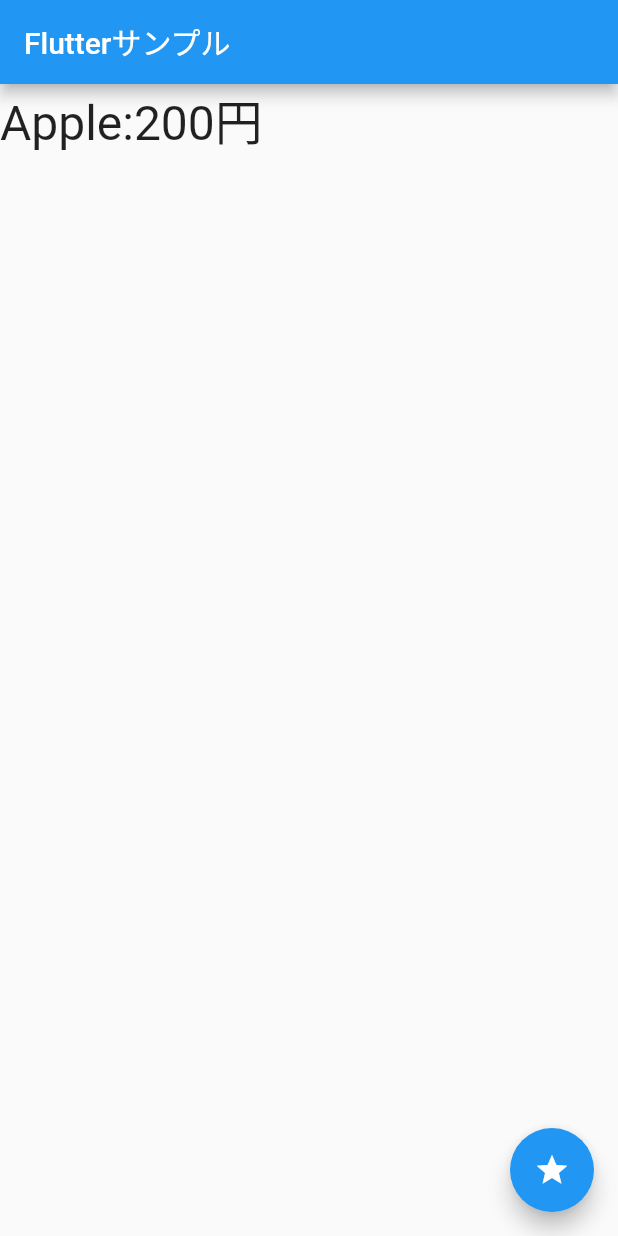
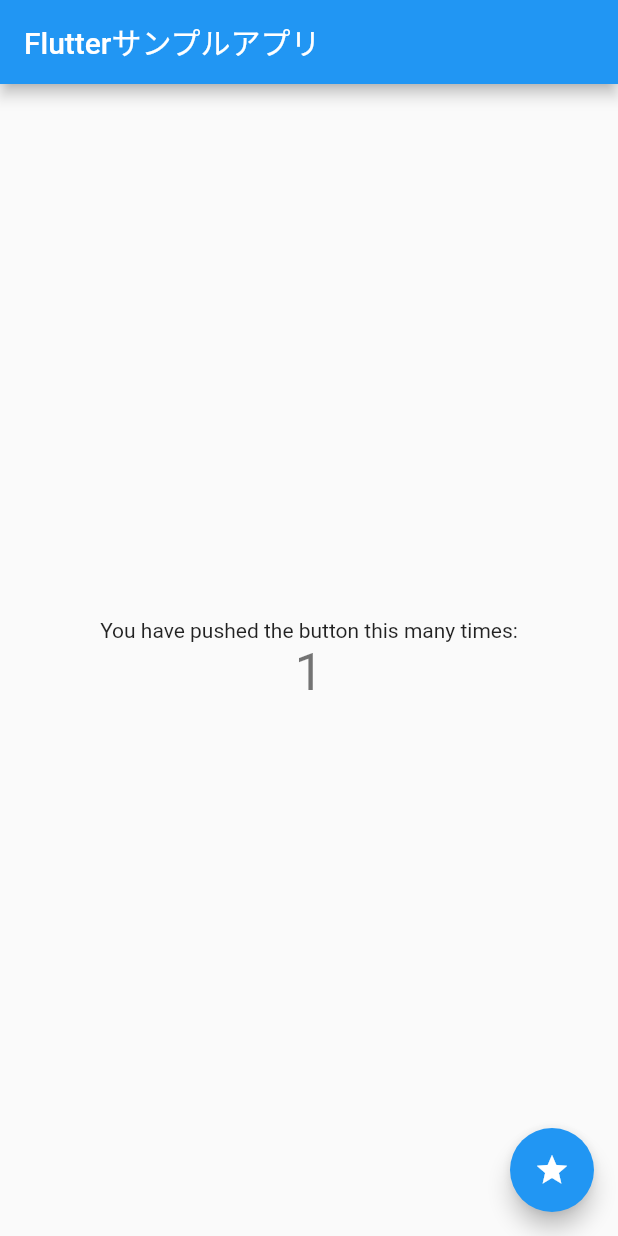
Before and after one commit to JunichiroKohari/First-Flutter-Project, a Flutter app: the screen it shows after launch, after a tap on the "star" icon, on a phone screen of 412 x 824 dp. Run offline on Flutter 3.47's test engine with Material 2 defaults, Android fonts, the phone set to English and light mode, and no system bars; statements that could not run were skipped.

Commit message:
デフォルトで生成されるコードに戻しただけ

```diff
--- a/hello_rectangle/lib/main.dart
+++ b/hello_rectangle/lib/main.dart
@@ -15,7 +15,6 @@ void main() => runApp(new MyApp());
  */
 //Stateless⇨静的な表示
 class MyApp extends StatelessWidget {
-  final title = 'Flutterサンプル';
 
 /* ウィジェットが生成される時に呼び出されるメソッド
  * BuildContextは、組み込まれたウィジェットに関する機能
@@ -28,9 +27,12 @@ class MyApp extends StatelessWidget {
     return new MaterialApp(
       //アプリのタイトル
       title: 'Flutter Demo',
+      theme: new ThemeData(
+        primarySwatch: Colors.blue,
+      ),
       //homeに,組み込まれるウィジェットを設定
       home: new MyHomePage(
-        title: this.title,
+        title: 'Flutterサンプルアプリ',
       ),
     );
   }
@@ -38,53 +40,20 @@ class MyApp extends StatelessWidget {
 
 class MyHomePage extends StatefulWidget {
 
-  MyHomePage({this.title}): super();
+  MyHomePage({Key key, this.title}): super(key: keys);
   final String title;
 
   @override
   _MyHomePageState createState() => new _MyHomePageState();
 }
 
-//複雑な値を扱う場合、必要な情報をまとめたクラスとして定義し、利用する
-class Data {
-  int _price;
-  String _name;
-
-  Data(this._name, this._price): super();
-
-  //toStringはDartのObjectクラスに用意されている。
-  //全てのクラスはObjectクラスのサブクラス。
-  @override
-  String toString() {
-    return _name + ':' + _price.toString() + '円';
-  }
-}
-
 //ステートクラス
 class _MyHomePageState extends State<MyHomePage> {
+  int _counter = 0;
 
-  static final _data = [
-    Data('Apple', 200),
-    Data('Orange', 150),
-    Data('Peach', 300)
-  ];
-  Data _item;
-
-  //プロパティの初期化。Stateクラスに専用のメソッドとして用意されている。
-  /**
-   * initStateは、インスタンスが作成され、ウィジェットのツリー構造への
-   * 組み込みが完了した時点で呼び出される。
-   * コンストラクタではウィジェットツリーが完了していない為にエラーになるような
-   * 処理(他のウィジェットの参照など)もinitStateでは問題なく実行できる。
-   */
-  @override
-  void initState(){
-    super.initState();
-    _item = _data[0];
-  }
-  void _setData() {
+  void _incrementCounter(){
     setState(() {
-      _item = (_data..shuffle()).first;
+      _counter++;
     });
   }
 
@@ -95,15 +64,25 @@ class _MyHomePageState extends State<MyHomePage> {
         title: Text(widget.title),
       ),
 
-      body: Text(
-        _item.toString(),
-        style: TextStyle(fontSize: 32.0),
+      body: Center(
+        child: Column(
+          mainAxisAlignment: MainAxisAlignment.center,
+          children: <Widget>[
+            Text(
+              'You have pushed the button this many times:',
+            ),
+            Text(
+              '$_counter',
+              style: Theme.of(context).textTheme.display1,
+            )
+          ],
+        ),
       ),
       //フローティングアクションボタン。丸いアイコンを表示したボタン。常に右下に表示される
       //インスタンスを作成するには匿名クラスの要素としてこれらのプロパティを用意しておく。
       floatingActionButton: FloatingActionButton(
         //onPressed:ボタンをタップした時に呼び出されるメソッド
-        onPressed: _setData,
+        onPressed: _incrementCounter,
         //tooltip:ツールチップとして表示するテキスト
         tooltip: 'set message.',
         //child:このウィジェット内に組み込まれているウィジェット類をまとめたもの
```
